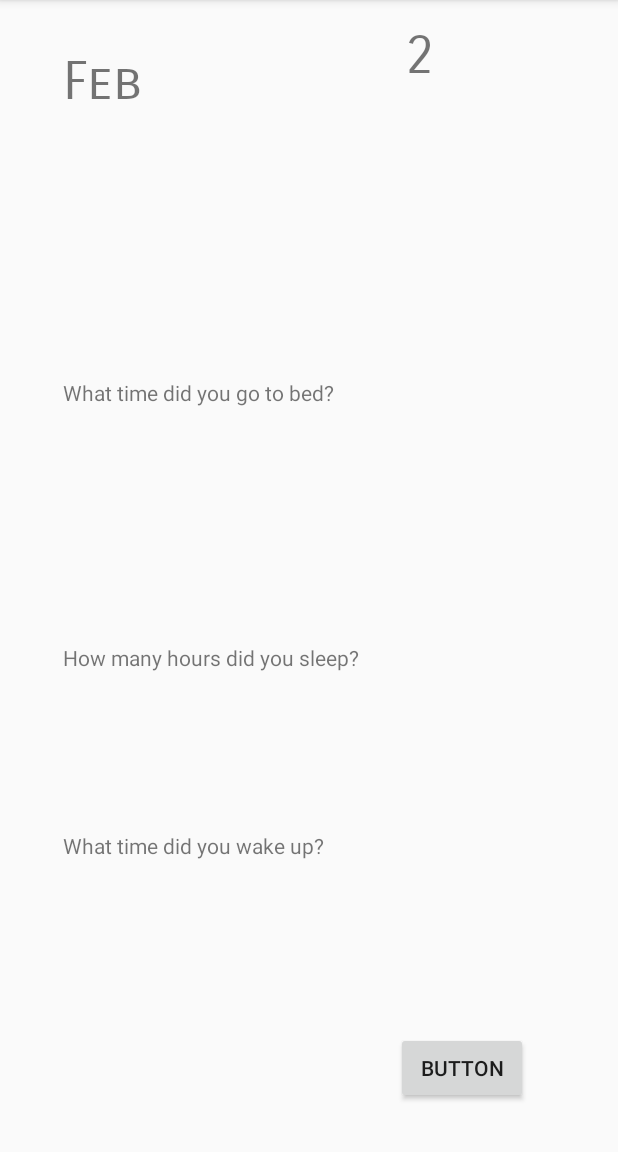
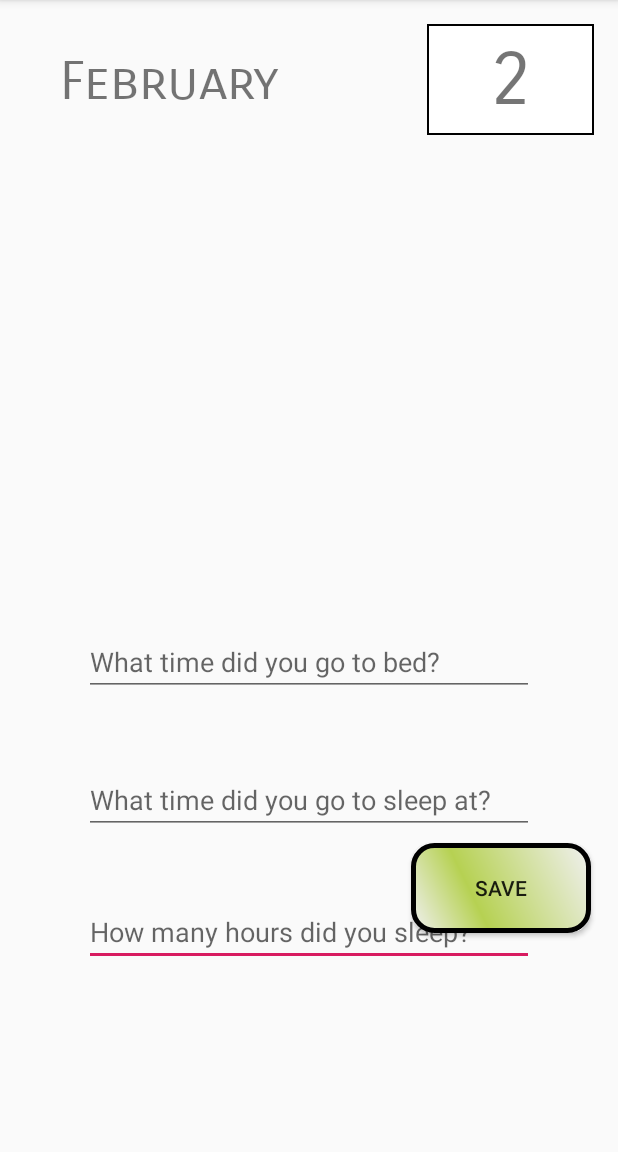
Before and after one commit to HannahMulligan96/SleepLabFinalYearProject, an Android app: the Test screen opened directly, with no data from a screen before it, on a phone screen of 412 x 824 dp, the part 84-1236 px from its top. Run offline under Robolectric (Android 15) with nearby library versions, the phone set to English and light mode, and no system bars; our stand-ins replace Firebase (no records; nobody signed in at launch, a user with empty details on screens opened directly).

Commit message:
Sleep data firebase
Sleep data sending to firebase on clicklistener

```diff
--- a/SleepLab/app/src/main/java/com/nci/sleeplab/Log.java
+++ b/SleepLab/app/src/main/java/com/nci/sleeplab/Log.java
@@ -40,7 +40,7 @@ public class Log extends AppCompatActivity {
 
 
                 Toast.makeText(Log.this, selectedDate, Toast.LENGTH_SHORT).show();
-            } //display the date
+            }  //Dsiplay todays date
 
             @Override
             public void onDateUnselected(Date date) {
--- a/SleepLab/app/src/main/java/com/nci/sleeplab/Test.java
+++ b/SleepLab/app/src/main/java/com/nci/sleeplab/Test.java
@@ -2,10 +2,15 @@ package com.nci.sleeplab;
 
 import android.support.v7.app.AppCompatActivity;
 import android.os.Bundle;
+import android.view.View;
+import android.widget.Button;
+import android.widget.EditText;
 import android.widget.TextView;
-import java.text.DateFormat;
 import java.util.Calendar;
-import java.util.Date;
+import com.google.firebase.database.DatabaseReference;
+import com.google.firebase.database.FirebaseDatabase;
+
+
 public class Test extends AppCompatActivity {
 
 
@@ -18,6 +23,7 @@ public class Test extends AppCompatActivity {
     private int mMonth;
     private Integer mDay;
     private String curMonth;
+    private Button myButton;
 
 
     @Override
@@ -25,12 +31,26 @@ public class Test extends AppCompatActivity {
         super.onCreate(savedInstanceState);
         setContentView(R.layout.activity_test);
 
+        //Sending how many hours you slept to firebase
+        myButton = (Button) findViewById(R.id.saveButton);
+        myButton.setOnClickListener(new View.OnClickListener() {
 
-        myDateView =(TextView)findViewById(R.id.dateView);
-        myMonthView =(TextView)findViewById(R.id.monthView);
-        mysleepTime =(TextView)findViewById(R.id.sleepTime);
-        mysleepBed =(TextView)findViewById(R.id.sleepBed);
-        mysleepHours =(TextView)findViewById(R.id.sleepHours);
+            final EditText myText = findViewById(R.id.sleepHours);
+
+            @Override
+            public void onClick(View v) {
+                FirebaseDatabase database = FirebaseDatabase.getInstance();
+                DatabaseReference myRefBed = database.getReference("SleepHours");
+                myRefBed.setValue(myText.getText().toString().trim());
+            }
+        });
+
+
+        myDateView = (TextView) findViewById(R.id.dateView);
+        myMonthView = (TextView) findViewById(R.id.monthView);
+        mysleepTime = (TextView) findViewById(R.id.sleepTime);
+        mysleepBed = (TextView) findViewById(R.id.sleepBed);
+        mysleepHours = (TextView) findViewById(R.id.sleepHours);
 
 
         final Calendar c = Calendar.getInstance();
@@ -39,9 +59,31 @@ public class Test extends AppCompatActivity {
         mDay = c.get(Calendar.DAY_OF_MONTH);
         if (mMonth == 1) {
             curMonth = "Jan";
-        }else if (mMonth ==2){
-            curMonth = "Feb";
+        } else if (mMonth == 2) {
+            curMonth = "February";
+        } else if (mMonth == 3) {
+            curMonth = "March";
+        } else if (mMonth == 4) {
+            curMonth = "April";
+        } else if (mMonth == 5) {
+            curMonth = "May";
+        } else if (mMonth == 6) {
+            curMonth = "June";
+        } else if (mMonth == 7) {
+            curMonth = "July";
+        } else if (mMonth == 8) {
+            curMonth = "August";
+        } else if (mMonth == 9) {
+            curMonth = "September";
+        } else if (mMonth == 10) {
+            curMonth = "October";
+        } else if (mMonth == 11) {
+            curMonth = "November";
+        } else if (mMonth == 12) {
+            curMonth = "December";
         }
+
+
         myDateView.setText(Integer.toString(mDay));
         myMonthView.setText((curMonth));
     }
--- /dev/null
+++ b/SleepLab/app/src/main/res/drawable/back.xml
@@ -0,0 +1,4 @@
+<shape xmlns:android="http://schemas.android.com/apk/res/android" android:shape="rectangle" >
+    <solid android:color="@android:color/white" />
+    <stroke android:width="1dp" android:color="#000000"/>
+</shape>
--- a/SleepLab/app/src/main/res/drawable/frame.xml
+++ /dev/null
@@ -1,9 +0,0 @@
-<?xml version="1.0" encoding="utf-8"?>
-<selector xmlns:android="http://schemas.android.com/apk/res/android">
-    <shape xmlns:android="http://schemas.android.com/apk/res/android" android:shape="rectangle">
-        <corners android:radius="20dp"/>
-        <padding android:left="10dp" android:right="10dp" android:top="10dp" android:bottom="10dp"/>
-        <stroke android:width="1dp" android:color="#B6D152"/>
-    </shape>
-
-</selector>
--- a/SleepLab/app/src/main/res/layout/activity_test.xml
+++ b/SleepLab/app/src/main/res/layout/activity_test.xml
@@ -6,86 +6,82 @@
     android:layout_height="match_parent"
     tools:context=".Test">
 
+    <EditText
+        android:id="@+id/sleepHours"
+        android:layout_width="300dp"
+        android:layout_height="45dp"
+        android:layout_marginStart="18dp"
+        android:layout_marginEnd="18dp"
+        android:layout_marginBottom="124dp"
+        android:ems="10"
+        android:hint="How many hours did you sleep?"
+        app:layout_constraintBottom_toBottomOf="parent"
+        app:layout_constraintEnd_toEndOf="parent"
+        app:layout_constraintStart_toStartOf="parent" />
+
+    <EditText
+        android:id="@+id/sleepTime"
+        android:layout_width="300dp"
+        android:layout_height="45dp"
+        android:layout_marginStart="18dp"
+        android:layout_marginEnd="18dp"
+        android:layout_marginBottom="212dp"
+        android:ems="10"
+        android:hint="What time did you go to sleep at?"
+        app:layout_constraintBottom_toBottomOf="parent"
+        app:layout_constraintEnd_toEndOf="parent"
+        app:layout_constraintStart_toStartOf="parent" />
+
+    <EditText
+        android:id="@+id/sleepBed"
+        android:layout_width="300dp"
+        android:layout_height="45dp"
+        android:layout_marginStart="18dp"
+        android:layout_marginEnd="18dp"
+        android:layout_marginBottom="304dp"
+        android:ems="10"
+        android:hint="What time did you go to bed?"
+        app:layout_constraintBottom_toBottomOf="parent"
+        app:layout_constraintEnd_toEndOf="parent"
+        app:layout_constraintStart_toStartOf="parent" />
+
     <TextView
         android:id="@+id/dateView"
-        android:layout_width="126dp"
-        android:layout_height="93dp"
+        android:layout_width="111dp"
+        android:layout_height="74dp"
         android:layout_marginTop="16dp"
         android:layout_marginEnd="16dp"
-        android:layout_marginBottom="33dp"
+        android:background="@drawable/back"
         android:fontFamily="sans-serif-smallcaps"
+        android:gravity="center"
         android:text="date"
-        android:textSize="35sp"
-        app:layout_constraintBottom_toTopOf="@+id/sleepHours"
+        android:textSize="50dp"
         app:layout_constraintEnd_toEndOf="parent"
-        app:layout_constraintStart_toEndOf="@+id/monthView"
-        app:layout_constraintTop_toTopOf="parent"
-        app:layout_constraintVertical_bias="0.0" />
+        app:layout_constraintTop_toTopOf="parent" />
 
     <TextView
         android:id="@+id/monthView"
-        android:layout_width="0dp"
-        android:layout_height="0dp"
-        android:layout_marginStart="42dp"
+        android:layout_width="209dp"
+        android:layout_height="67dp"
+        android:layout_marginStart="40dp"
         android:layout_marginTop="33dp"
-        android:layout_marginEnd="74dp"
-        android:layout_marginBottom="41dp"
         android:fontFamily="sans-serif-smallcaps"
         android:text="month"
         android:textSize="35sp"
-        app:layout_constraintBottom_toTopOf="@+id/sleepHours"
-        app:layout_constraintEnd_toStartOf="@+id/dateView"
         app:layout_constraintStart_toStartOf="parent"
         app:layout_constraintTop_toTopOf="parent" />
 
-    <TextView
-        android:id="@+id/sleepHours"
-        android:layout_width="0dp"
-        android:layout_height="0dp"
-        android:layout_marginBottom="339dp"
-        android:text="What time did you go to bed?"
-        app:layout_constraintBottom_toBottomOf="parent"
-        app:layout_constraintEnd_toEndOf="@+id/sleepBed"
-        app:layout_constraintStart_toStartOf="@+id/sleepBed"
-        app:layout_constraintTop_toBottomOf="@+id/monthView" />
-
-    <TextView
-        android:id="@+id/sleepBed"
-        android:layout_width="0dp"
-        android:layout_height="0dp"
-        android:layout_marginBottom="37dp"
-        android:text="How many hours did you sleep?"
-        app:layout_constraintBottom_toTopOf="@+id/sleepTime"
-        app:layout_constraintEnd_toEndOf="@+id/sleepTime"
-        app:layout_constraintHorizontal_bias="0.0"
-        app:layout_constraintStart_toStartOf="@+id/sleepTime"
-        app:layout_constraintTop_toBottomOf="@+id/sleepHours"
-        app:layout_constraintVertical_chainStyle="spread_inside" />
-
-    <TextView
-        android:id="@+id/sleepTime"
-        android:layout_width="0dp"
-        android:layout_height="0dp"
-        android:layout_marginStart="42dp"
-        android:layout_marginEnd="42dp"
-        android:layout_marginBottom="46dp"
-        android:text="What time did you wake up?"
-        app:layout_constraintBottom_toTopOf="@+id/save"
-        app:layout_constraintEnd_toEndOf="parent"
-        app:layout_constraintHorizontal_bias="0.0"
-        app:layout_constraintStart_toStartOf="parent"
-        app:layout_constraintTop_toBottomOf="@+id/sleepBed" />
-
     <Button
-        android:id="@+id/save"
-        android:layout_width="wrap_content"
-        android:layout_height="wrap_content"
-        android:layout_marginStart="236dp"
-        android:layout_marginEnd="60dp"
-        android:layout_marginBottom="32dp"
-        android:text="Button"
+        android:id="@+id/saveButton"
+        android:layout_width="120dp"
+        android:layout_height="60dp"
+        android:layout_marginTop="424dp"
+        android:layout_marginBottom="8dp"
+        android:background="@drawable/registerbutton"
+        android:text="Save"
         app:layout_constraintBottom_toBottomOf="parent"
         app:layout_constraintEnd_toEndOf="parent"
-        app:layout_constraintHorizontal_bias="1.0"
-        app:layout_constraintStart_toStartOf="parent" />
+        app:layout_constraintHorizontal_bias="0.939"
+        app:layout_constraintStart_toStartOf="parent"
+        app:layout_constraintTop_toTopOf="parent" />
 </android.support.constraint.ConstraintLayout>
```
